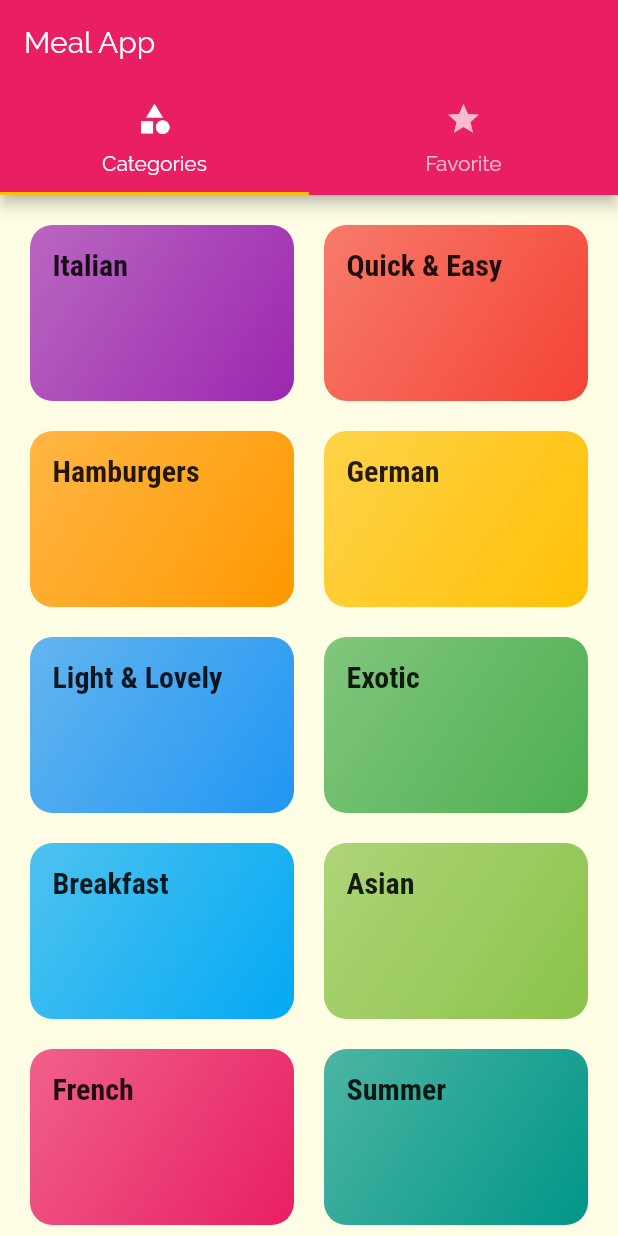
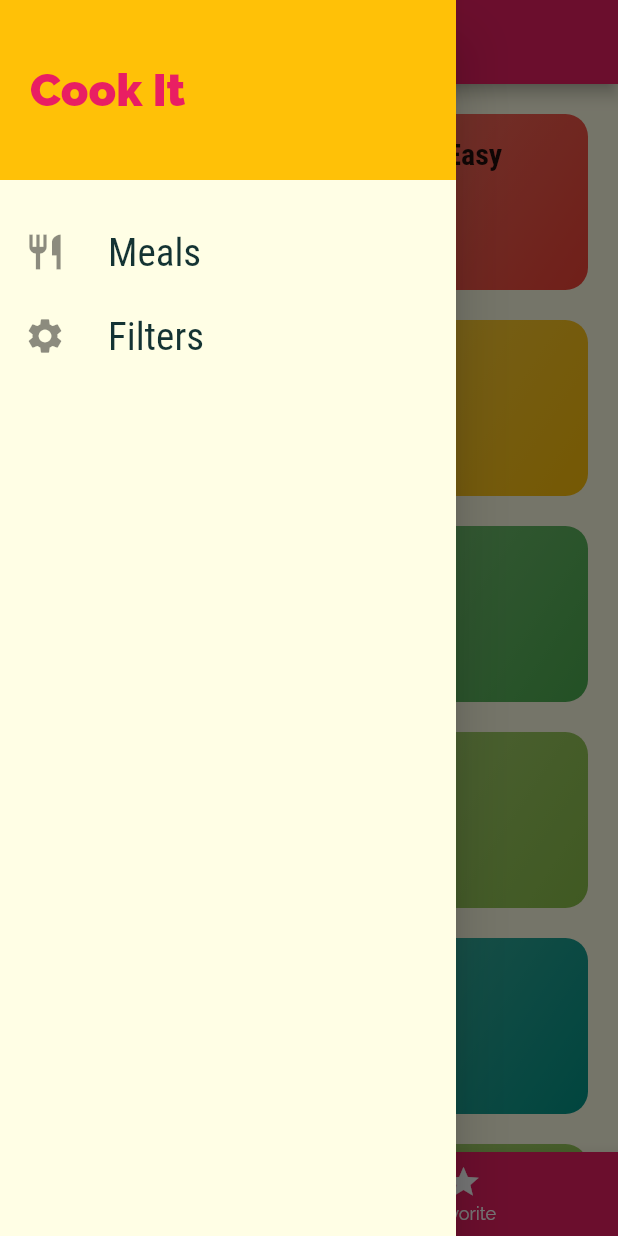
Before and after one commit to engr-miraculous/Meals-App, a Flutter app: the screen it shows after launch, with the side drawer open (before the commit the screen has no drawer), on a phone screen of 412 x 824 dp. Run offline on Flutter 3.47's test engine with Material 2 defaults, Android fonts, the phone set to English and light mode, and no system bars.

Commit message:
Complited all the tabs and screes of the project

```diff
--- a/lib/main.dart
+++ b/lib/main.dart
@@ -1,14 +1,73 @@
 import 'package:flutter/material.dart';
-
+import 'package:meal_app/models/meal.dart';
 
 import './screens/meal_details_screen.dart';
 import './screens/tabs_screen.dart';
 import './screens/category_meals_screen.dart';
-
+import './screens/filters_screen.dart';
+import './dummy-data.dart';
 
 void main() => runApp(MyApp());
 
-class MyApp extends StatelessWidget {
+class MyApp extends StatefulWidget {
+  @override
+  _MyAppState createState() => _MyAppState();
+}
+
+class _MyAppState extends State<MyApp> {
+  List<Meal> preferdMeals = DUMMY_MEALS;
+  List<Meal> favoriteMeals = [];
+
+  Map<String, bool> filltersStateTruth = {
+    'isGlutenFree': false,
+    'isVegan': false,
+    'isVegetarian': false,
+    'isLactoseFree': false
+  };
+
+  void _changeFilters(newFillterState) {
+    filltersStateTruth = newFillterState;
+
+    preferdMeals = DUMMY_MEALS.where((meal) {
+      if (filltersStateTruth['isGlutenFree'] && !meal.isGlutenFree) {
+        return false;
+      }
+      if (filltersStateTruth['isVegan'] && !meal.isVegan) {
+        return false;
+      }
+      if (filltersStateTruth['isVegetarian'] && !meal.isVegetarian) {
+        return false;
+      }
+      if (filltersStateTruth['isLactoseFree'] && !meal.isLactoseFree) {
+        return false;
+      }
+      return true;
+    }).toList();
+  }
+
+  void toggleFavorites(String id) {
+    var favoriteMealIndex = favoriteMeals.indexWhere((meal) {
+      return meal.id == id;
+    });
+
+    if (favoriteMealIndex >= 0) {
+      favoriteMeals.removeAt(favoriteMealIndex);
+    } else {
+      favoriteMeals.add(DUMMY_MEALS.firstWhere((meal) {
+        return meal.id == id;
+      }));
+    }
+  }
+
+  bool isFavoriteMeal(String id){
+    return favoriteMeals.any((meal){
+      return meal.id == id;
+    }
+
+    );
+
+  }
+
   @override
   Widget build(BuildContext context) {
     return MaterialApp(
@@ -32,10 +91,13 @@ class MyApp extends StatelessWidget {
                 ),
               ),
         ),
-        home: TabsScreen(),
+        home: TabsScreen(favoriteMeals),
         routes: {
-          CategoryMealsScreen.namedNav: (ctx) => CategoryMealsScreen(),
-          MealDetailsScreen.navName: (ctx) => MealDetailsScreen(),
+          CategoryMealsScreen.namedNav: (ctx) =>
+              CategoryMealsScreen(preferdMeals),
+          MealDetailsScreen.navName: (ctx) => MealDetailsScreen(toggleFavorites, isFavoriteMeal),
+          FiltersScreen.navName: (ctx) =>
+              FiltersScreen(filltersStateTruth, _changeFilters),
         });
   }
 }
--- a/lib/screens/tabs_screen.dart
+++ b/lib/screens/tabs_screen.dart
@@ -1,36 +1,60 @@
 import 'package:flutter/material.dart';
 
+import '../models/meal.dart';
 import './category_screen.dart';
 import './favorite_screen.dart';
+import '../widgets/main_drawer.dart';
+
 class TabsScreen extends StatefulWidget {
+  final List<Meal> favoriteMeals;
+  TabsScreen(this.favoriteMeals);
   @override
   _TabsScreenState createState() => _TabsScreenState();
 }
 
 class _TabsScreenState extends State<TabsScreen> {
+  int _selectedPageIndex = 0;
+  List<Map<String, Object>> _pageNavbarObject;
+  @override
+  void initState() {
+    _pageNavbarObject = [
+      {'page': CategoryScreen(), 'title': 'Category'},
+      {'page': FavoriteScreen(widget.favoriteMeals), 'title': 'Favorite'}
+    ];
+    // TODO: implement initState
+    super.initState();
+  }
+
+  void _selecBottomNav(int index) {
+    setState(() {
+      _selectedPageIndex = index;
+    });
+  }
+
   @override
   Widget build(BuildContext context) {
-    return DefaultTabController(
-      length: 2,
-      child: Scaffold(
-        appBar: AppBar(
-          title: Text('Meal App'),
-          bottom: TabBar(tabs: [
-            Tab(
+    return Scaffold(
+      appBar: AppBar(
+        title: Text(_pageNavbarObject[_selectedPageIndex]['title']),
+      ),
+      drawer: MainDrawer(),
+      body: _pageNavbarObject[_selectedPageIndex]['page'],
+      bottomNavigationBar: BottomNavigationBar(
+          onTap: _selecBottomNav,
+          selectedItemColor: Theme.of(context).accentColor,
+          unselectedItemColor: Colors.white,
+          currentIndex: _selectedPageIndex,
+          backgroundColor: Theme.of(context).primaryColor,
+          items: [
+            BottomNavigationBarItem(
               icon: Icon(Icons.category),
-              text: 'Categories',
+              title: Text('Category'),
             ),
-            Tab(
+            BottomNavigationBarItem(
               icon: Icon(Icons.star),
-              text: 'Favorite',
+              title: Text('Favorite'),
             ),
           ]),
-        ),
-        body: TabBarView(children: [
-          CategoryScreen(),
-          FavoriteScreen()
-        ]),
-      ),
     );
   }
 }
--- /dev/null
+++ b/lib/widgets/main_drawer.dart
@@ -0,0 +1,65 @@
+import 'package:flutter/material.dart';
+
+import '../screens/filters_screen.dart';
+
+class MainDrawer extends StatelessWidget {
+  Widget buidListTile(String title, IconData icon, Function tapHandller) {
+    return ListTile(
+      leading: Icon(
+        icon,
+        size: 28,
+      ),
+      title: Text(
+        title,
+        style: TextStyle(
+          fontFamily: 'RobotoCondensed',
+          fontSize: 26,
+        ),
+      ),
+      onTap: tapHandller,
+    );
+  }
+
+  @override
+  Widget build(BuildContext context) {
+    return Drawer(
+      child: Column(
+        children: <Widget>[
+          Container(
+            height: 120,
+            width: double.infinity,
+            alignment: Alignment.centerLeft,
+            color: Theme.of(context).accentColor,
+            padding: EdgeInsets.all(20),
+            child: Text(
+              'Cook It',
+              style: TextStyle(
+                  color: Theme.of(context).primaryColor,
+                  fontWeight: FontWeight.w900,
+                  fontSize: 30),
+            ),
+          ),
+          SizedBox(
+            height: 20,
+          ),
+          buidListTile(
+            'Meals',
+            Icons.restaurant,
+            () {
+              Navigator.of(context).pushReplacementNamed('/');
+            },
+          ),
+          buidListTile(
+            'Filters',
+            Icons.settings,
+            () {
+              Navigator.of(context).pushReplacementNamed(
+                FiltersScreen.navName,
+              );
+            },
+          )
+        ],
+      ),
+    );
+  }
+}
```
Also changed, not shown: lib/screens/category_meals_screen.dart (+44 -16 lines), lib/screens/favorite_screen.dart (+24 -3 lines), lib/screens/filters_screen.dart (added, +123 -0 lines), lib/screens/meal_details_screen.dart (+11 -0 lines), lib/widgets/meals_item.dart (+8 -2 lines).
